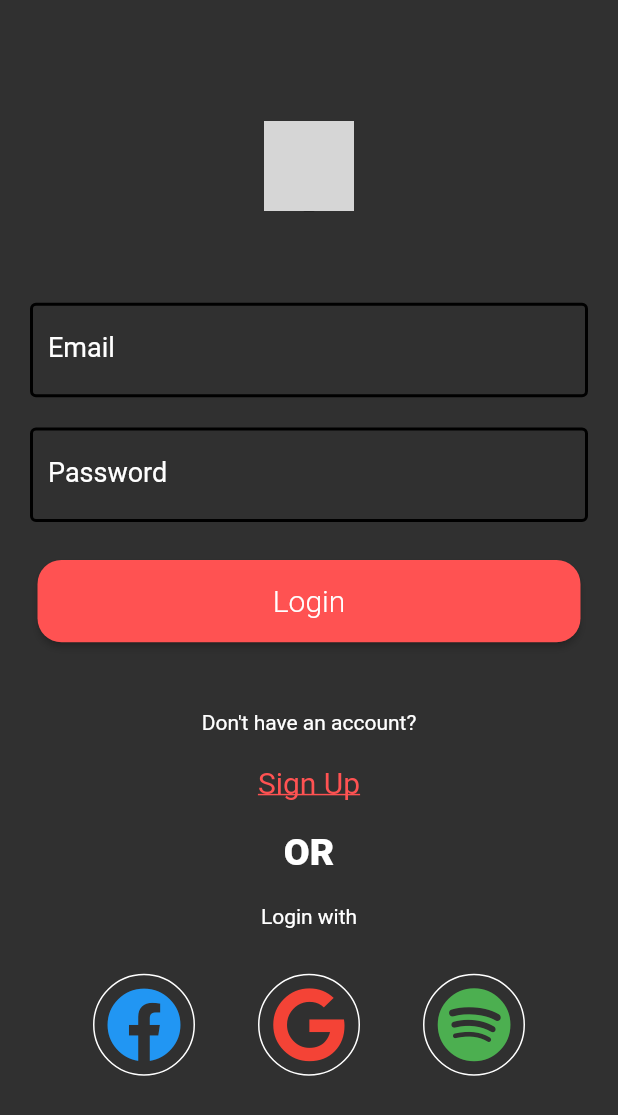
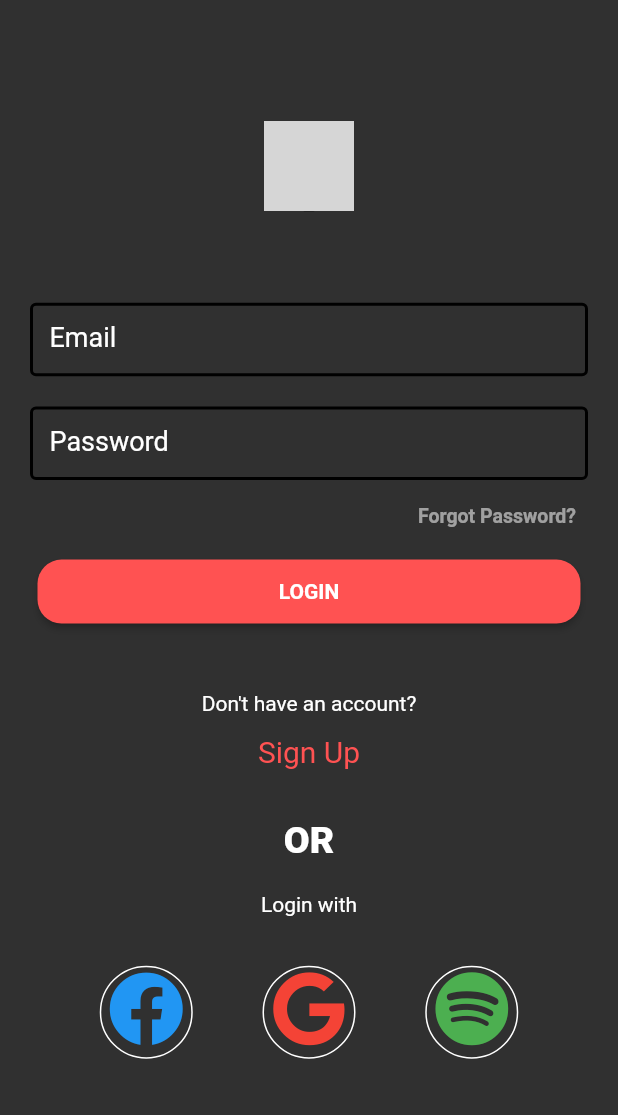
Before and after one commit to wick3ds0ul/Track-My-Show, a Flutter app: the screen it shows after launch, on a phone screen of 412 x 824 dp. Shown: the top 1115 px of the screen. Run offline on Flutter 3.47's test engine with Material 2 defaults, Android fonts, the phone set to English and light mode, and no system bars; our stand-ins replace font_awesome_flutter, google_fonts; network calls fail; Roboto replaces fonts that are missing (Georgia, Hind); grey boxes are pictures that could not be loaded.

Commit message:
Added some changes

```diff
--- a/lib/Screens/LoginScreen/login_screen.dart
+++ b/lib/Screens/LoginScreen/login_screen.dart
@@ -1,7 +1,7 @@
 import 'package:flutter/material.dart';
 import 'package:font_awesome_flutter/font_awesome_flutter.dart';
 import 'package:track_my_show/router/routenames.dart';
-import 'file:///G:/Development/Projects/track_my_show/lib/utils/constants.dart';
+import '../../utils/constants.dart';
 import 'package:track_my_show/utils/size_config.dart';
 import 'package:google_fonts/google_fonts.dart';
 import 'package:track_my_show/widgets/custom_button.dart';
@@ -17,11 +17,18 @@ class _LoginScreenState extends State<LoginScreen> {
 
   @override
   Widget build(BuildContext context) {
-    return Scaffold(
+    return GestureDetector(
+      onTap: () {
+        FocusScope.of(context).unfocus();
+        new TextEditingController().clear();
+      },
+      child: Scaffold(
         body: SingleChildScrollView(
           child: Padding(
-          padding: const EdgeInsets.all(20.0),
+            padding: EdgeInsets.all(20),
             child: Center(
+              child: Form(
+                key: _formKey,
                 child: Column(
                   mainAxisAlignment: MainAxisAlignment.spaceAround,
                   children: [
@@ -36,21 +43,27 @@ class _LoginScreenState extends State<LoginScreen> {
                     SizedBox(
                       height: getProportionateScreenHeight(60),
                     ),
-                Form(
-                  key: _formKey,
-                  child: Column(
-                    mainAxisAlignment: MainAxisAlignment.spaceAround,
-                    children: [
                     TextFormField(
+                      autofocus: false,
+                      keyboardType: TextInputType.emailAddress,
                       decoration: InputDecoration(
+                        isDense: true,
+                        contentPadding:
+                            const EdgeInsets.fromLTRB(13, 13, 10, 13),
                         labelText: 'Email',
                         labelStyle: kLabelStyle,
                         hintText: 'youremail@example.com',
                         hintStyle: kHintTextStyle,
-                          focusedBorder: OutlineInputBorder(
-                              borderSide: BorderSide(
+                        border: const OutlineInputBorder(
+                            borderSide: const BorderSide(
                                 color: Colors.redAccent, width: 2.0)),
-                          enabledBorder: OutlineInputBorder(
+                        errorBorder: OutlineInputBorder(
+                            borderSide: const BorderSide(
+                                color: Colors.redAccent, width: 2.0)),
+                        focusedBorder: const OutlineInputBorder(
+                            borderSide: const BorderSide(
+                                color: Colors.redAccent, width: 2.0)),
+                        enabledBorder: const OutlineInputBorder(
                           borderSide:
                               BorderSide(color: Colors.black, width: 2.0),
                         ),
@@ -61,12 +74,21 @@ class _LoginScreenState extends State<LoginScreen> {
                       height: getProportionateScreenHeight(20),
                     ),
                     TextFormField(
+                      autofocus: false,
                       obscureText: true,
                       decoration: InputDecoration(
+                        isDense: true,
+                        contentPadding: EdgeInsets.fromLTRB(13, 13, 10, 13),
                         labelText: 'Password',
                         labelStyle: kLabelStyle,
                         hintText: 'Your Password',
                         hintStyle: kHintTextStyle,
+                        border: OutlineInputBorder(
+                            borderSide: BorderSide(
+                                color: Colors.redAccent, width: 2.0)),
+                        errorBorder: OutlineInputBorder(
+                            borderSide: BorderSide(
+                                color: Colors.redAccent, width: 2.0)),
                         focusedBorder: OutlineInputBorder(
                             borderSide: BorderSide(
                                 color: Colors.redAccent, width: 2.0)),
@@ -77,12 +99,23 @@ class _LoginScreenState extends State<LoginScreen> {
                       ),
                       validator: validatePassword,
                     ),
-                      SizedBox(
-                        height: getProportionateScreenHeight(20),
+                    Container(
+                      alignment: Alignment.centerRight,
+                      child: TextButton(
+                          onPressed: () {},
+                          child: Text(
+                            "Forgot Password?",
+                            style: TextStyle(
+                                color: Colors.white54,
+                                fontWeight: FontWeight.bold,
+                                fontSize: 13),
+                          )),
                     ),
+
                     CustomButton(
-                          name: 'Login',
+                        name: 'LOGIN',
                         onPressed: () {
+                          FocusScope.of(context).unfocus();
                           if (_formKey.currentState.validate()) {
                             print("OK");
                             Navigator.pushNamed(context, homeScreen);
@@ -93,23 +126,27 @@ class _LoginScreenState extends State<LoginScreen> {
                       height: getProportionateScreenHeight(40),
                     ),
                     Text('Don\'t have an account?'),
-                      SizedBox(
-                        height: getProportionateScreenHeight(20),
-                      ),
-                      InkWell(
-                        onTap: () {
+                    // SizedBox(
+                    //   height: getProportionateScreenHeight(20),
+                    // ),
+
+                    TextButton(
+                      onPressed: () {
+                        FocusScope.of(context).unfocus();
                         Navigator.pushNamed(context, registerScreen);
                       },
                       child: Text(
                         'Sign Up',
                         style: GoogleFonts.roboto(
                           fontSize: 20,
-                            decoration: TextDecoration.underline,
+                          // decoration: TextDecoration.underline,
+                          // backgroundColor: Color.fromARGB(10, 255, 10, 56),
                           color: Colors.redAccent,
                           fontWeight: FontWeight.w400,
                         ),
                       ),
                     ),
+
                     SizedBox(
                       height: getProportionateScreenHeight(20),
                     ),
@@ -130,55 +167,38 @@ class _LoginScreenState extends State<LoginScreen> {
                     Row(
                       mainAxisAlignment: MainAxisAlignment.spaceEvenly,
                       children: [
-                          Container(
-                            decoration: BoxDecoration(
-                                shape: BoxShape.circle,
-                                border: Border.all(color: Colors.white)),
-                            child: IconButton(
-                                iconSize: 50,
-                                color: Colors.blue,
-                                // Use the FaIcon Widget + FontAwesomeIcons class for the IconData
-                                icon: FaIcon(FontAwesomeIcons.facebook),
-                                onPressed: () {
-                                  print("Pressed");
-                                }),
-                          ),
-                          Container(
-                            decoration: BoxDecoration(
-                                shape: BoxShape.circle,
-                                border: Border.all(color: Colors.white)),
-                            child: IconButton(
-                                iconSize: 50,
-                                color: Colors.red,
-                                // Use the FaIcon Widget + FontAwesomeIcons class for the IconData
-                                icon: FaIcon(FontAwesomeIcons.google),
-                                onPressed: () {
-                                  print("Pressed");
-                                }),
-                          ),
-                          Container(
-                            decoration: BoxDecoration(
-                                shape: BoxShape.circle,
-                                border: Border.all(color: Colors.white)),
-                            child: IconButton(
-                                iconSize: 50,
-                                color: Colors.green,
-                                // Use the FaIcon Widget + FontAwesomeIcons class for the IconData
-                                icon: FaIcon(FontAwesomeIcons.spotify),
-                                onPressed: () {
-                                  print("Pressed");
-                                }),
-                          ),
+                        buildSocialButtons(
+                            FontAwesomeIcons.facebook, Colors.blue),
+                        buildSocialButtons(FontAwesomeIcons.google, Colors.red),
+                        buildSocialButtons(
+                            FontAwesomeIcons.spotify, Colors.green),
                       ],
                     )
                   ],
                 ),
               ),
-              ],
             ),
           ),
         ),
       ),
     );
   }
+
+  Container buildSocialButtons(IconData icon, Color color) {
+    return Container(
+      padding: EdgeInsets.all(5),
+      decoration: BoxDecoration(
+          shape: BoxShape.circle, border: Border.all(color: Colors.white)),
+      child: IconButton(
+          alignment: Alignment.center,
+          padding: EdgeInsets.only(bottom: 5),
+          iconSize: 50,
+          color: color,
+          // Use the FaIcon Widget + FontAwesomeIcons class for the IconData
+          icon: FaIcon(icon),
+          onPressed: () {
+            print("Pressed");
+          }),
+    );
   }
+}
--- a/lib/Screens/Registration_screen.dart
+++ b/lib/Screens/registration/Registration_screen.dart
@@ -13,9 +13,7 @@ class _RegistrationScreenState extends State<RegistrationScreen> {
   @override
   Widget build(BuildContext context) {
     return Scaffold(
-      // appBar: AppBar(
-      //   title: Text('Register'),
-      // ),
+      appBar: AppBar(),
       body: SingleChildScrollView(
         child: Column(
           crossAxisAlignment: CrossAxisAlignment.start,
--- a/lib/main.dart
+++ b/lib/main.dart
@@ -1,4 +1,4 @@
-import 'file:///G:/Development/Projects/track_my_show/lib/router/routenames.dart';
+import './router/routenames.dart';
 import 'utils/theme.dart';
 import 'package:flutter/material.dart';
 import 'router/router.dart';
--- a/lib/router/router.dart
+++ b/lib/router/router.dart
@@ -1,9 +1,8 @@
 import 'package:flutter/material.dart';
 import 'package:track_my_show/Screens/homeScreen/home.dart';
-//
 import 'package:track_my_show/Screens/wrapper.dart';
 import 'package:track_my_show/Screens/LoginScreen/login_screen.dart';
-import 'package:track_my_show/Screens/Registration_screen.dart';
+import 'package:track_my_show/Screens/registration/Registration_screen.dart';
 import 'routenames.dart';
 
 class RouteGenerator {
--- a/lib/utils/constants.dart
+++ b/lib/utils/constants.dart
@@ -8,6 +8,4 @@ final kHintTextStyle = GoogleFonts.roboto(
 );
 
 final kButtonTextStyle = GoogleFonts.roboto(
-  fontSize: 20,
-  fontWeight: FontWeight.w300,
-);
+    textStyle: TextStyle(fontSize: 14), fontWeight: FontWeight.bold);
--- a/lib/utils/theme.dart
+++ b/lib/utils/theme.dart
@@ -17,7 +17,7 @@ const MaterialColor primaryBlack = MaterialColor(
 );
 const int _blackPrimaryValue = 0xFF000000;
 
-final ThemeData themeData =  ThemeData(
+final ThemeData themeData = ThemeData(
   // Define the default brightness and colors.
   brightness: Brightness.dark,
   //Primary Color Gives color to AppBar
--- a/lib/widgets/custom_button.dart
+++ b/lib/widgets/custom_button.dart
@@ -12,7 +12,7 @@ class CustomButton extends StatelessWidget {
     return Padding(
       padding: const EdgeInsets.all(5.0),
       child: AspectRatio(
-        aspectRatio: 343 / 52,
+        aspectRatio: 17 / 2,
         child: Container(
           child: MaterialButton(
             color: color,
```
Lines whose indentation alone changed are shown as unchanged.
